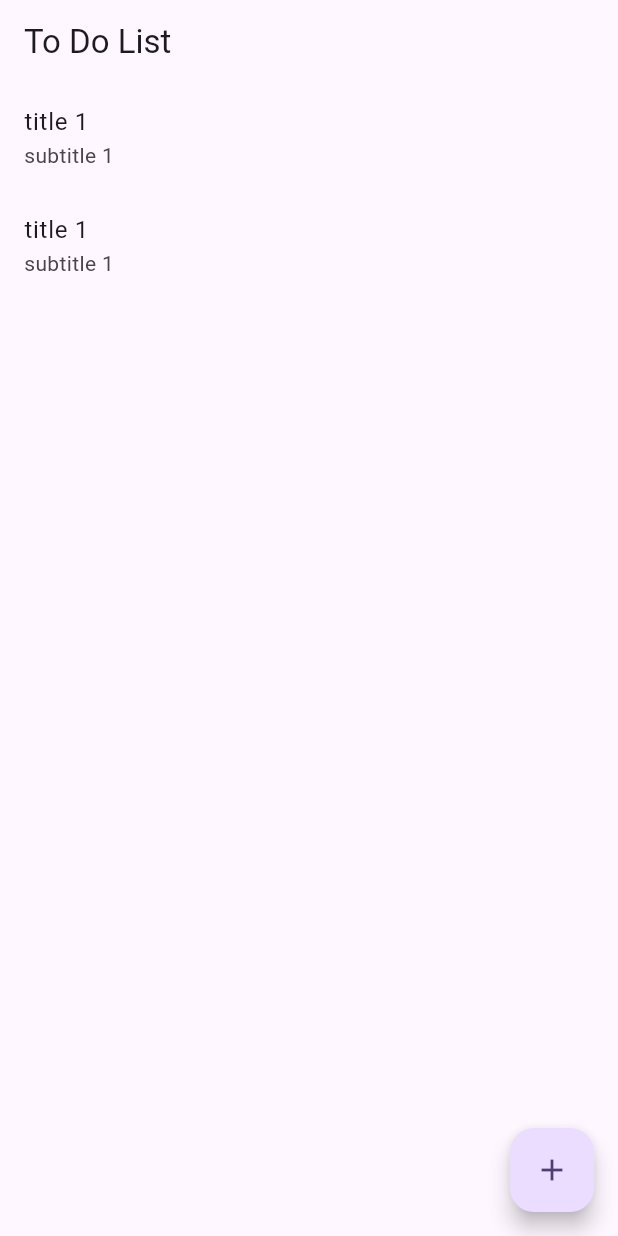
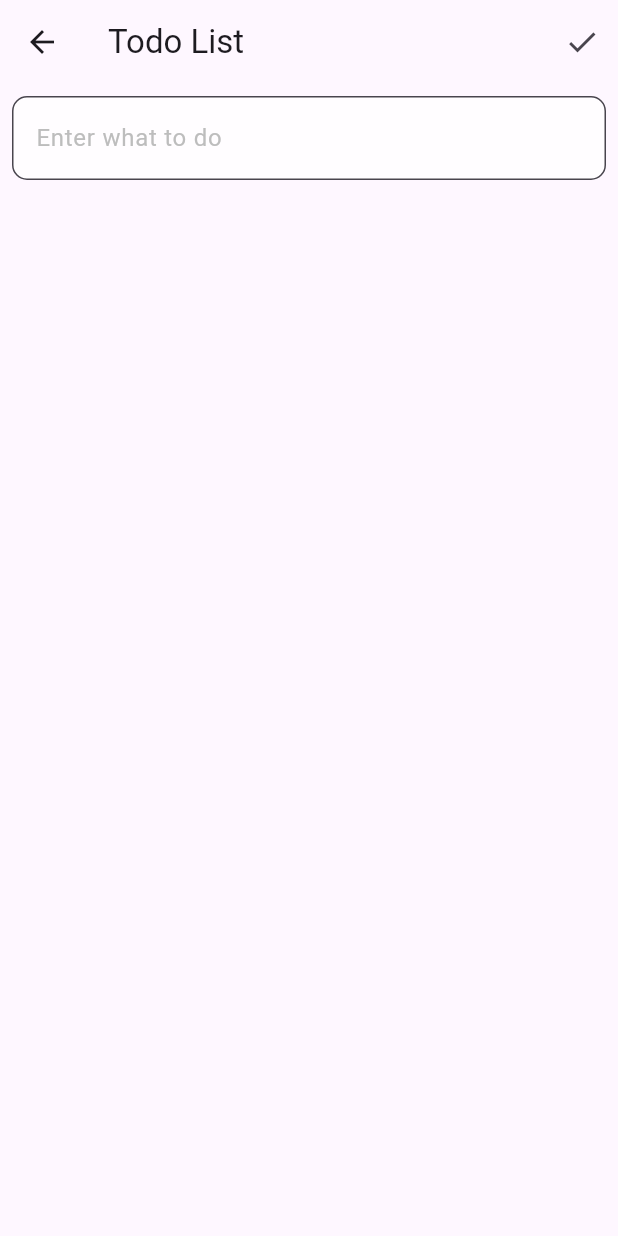
Before and after one commit to yoonjikimkr/todolist_flutter, a Flutter app: the screen it shows after launch, after a tap on the "add" icon, on a phone screen of 412 x 824 dp. Run offline on Flutter 3.47's test engine with Material 3 defaults, Android fonts, the phone set to English and light mode, and no system bars.

Commit message:
feat: add CreateScreen for to-do list functionality - padding:EdgeInsets.all - decoration: InputDecoration(OutlineInputBorder(borderRadius.all(Radius.circular)

```diff
--- /dev/null
+++ b/lib/create_screen.dart
@@ -0,0 +1,32 @@
+import 'package:flutter/material.dart';
+
+class CreateScreen extends StatelessWidget {
+  const CreateScreen({Key? key}) : super(key: key);
+
+  @override
+  Widget build(BuildContext context) {
+    return Scaffold(
+      appBar: AppBar(
+        title: const Text('Todo List'),
+        actions: [
+          IconButton(onPressed: () {}, icon: const Icon(Icons.done),)
+        ]
+      ),
+      body: Padding(
+        padding: const EdgeInsets.all(8.0),
+        child: TextField(
+          decoration: InputDecoration(
+            border: const OutlineInputBorder(
+              // borderRadius: BorderRadius.circular(10.0), ; make private가 떠서 아래 코드 찾아봄.
+                borderRadius: BorderRadius.all(Radius.circular(10.0)),
+            ),
+            hintStyle: TextStyle(color: Colors.grey[400]),
+            hintText: 'Enter what to do',
+            filled: true,
+            fillColor: Colors.white70,
+          )
+        ),
+      ),
+    );
+  }
+}
--- a/lib/list_screen.dart
+++ b/lib/list_screen.dart
@@ -1,4 +1,5 @@
 import 'package:flutter/material.dart';
+import 'package:todolist/create_screen.dart';
 
 class ListScreen extends StatelessWidget {
   const ListScreen({Key? key}) : super(key: key);
@@ -22,7 +23,13 @@ class ListScreen extends StatelessWidget {
         ],
       ),
       floatingActionButton: FloatingActionButton(
-        onPressed: (){},
+        onPressed: (){
+          Navigator.push(
+              context,
+              MaterialPageRoute(builder:
+          (context) => const CreateScreen()),
+          );
+        },
         child: const Icon(Icons.add),
       ),
     );
```
